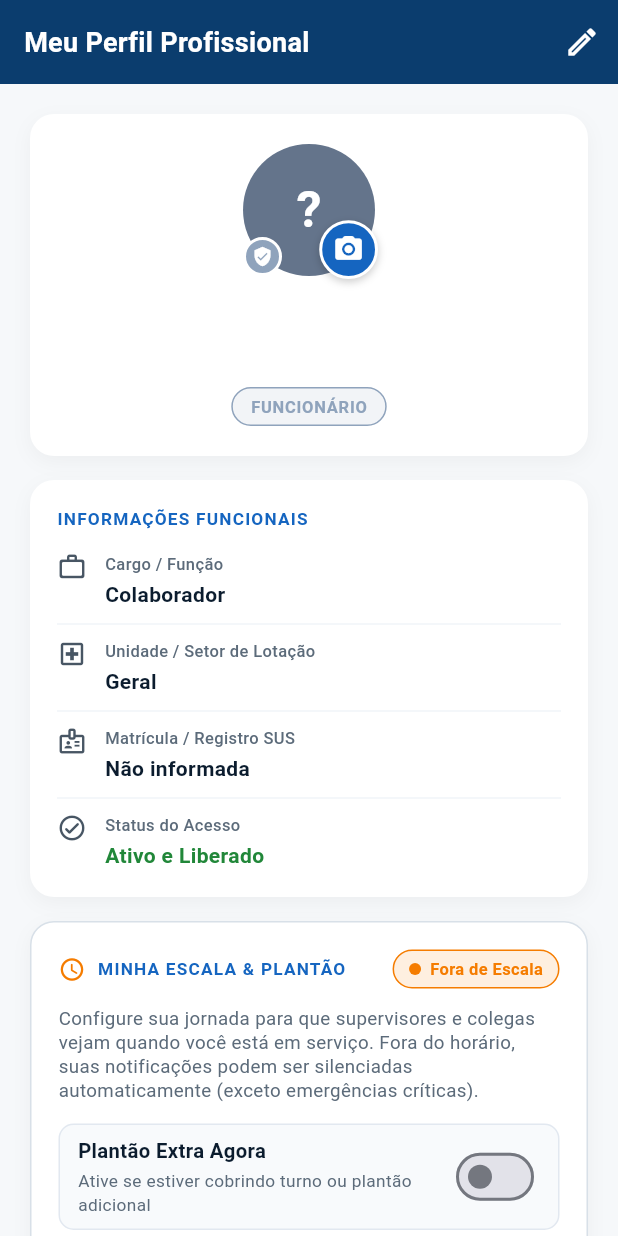
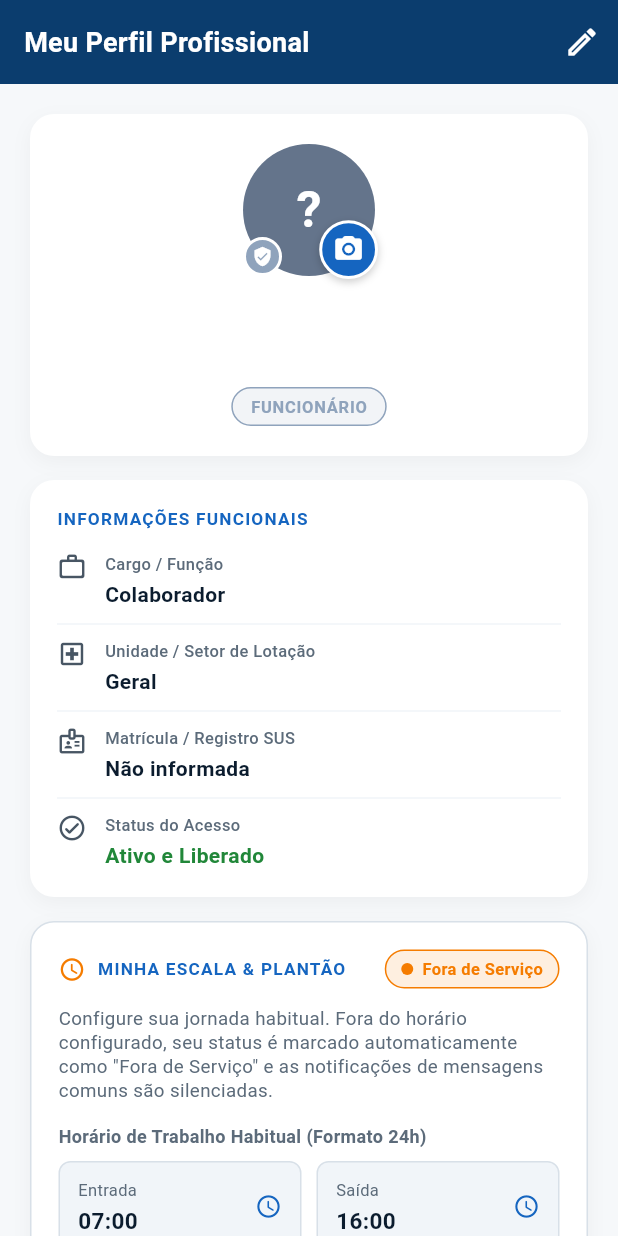
Before and after one commit to tecnicorikardo/conecta-saude, a Flutter app: the ProfilePage screen opened by its route, on a phone screen of 412 x 824 dp. Run offline on Flutter 3.47's test engine with Material 3 defaults, Android fonts, the phone set to English and light mode, and no system bars; our stand-ins replace audioplayers, dartz, dio, equatable, firebase_auth, firebase_core and 5 more; missing offline and left inert: dart:js_interop, record; accounts and stored records are empty; network calls fail.

Commit message:
feat(schedule): remover plantao extra, adicionar botao Salvar Escala e alerta de fim de expediente com 10s auto-offline

```diff
--- a/app/lib/features/auth/domain/entities/user_entity.dart
+++ b/app/lib/features/auth/domain/entities/user_entity.dart
@@ -18,6 +18,7 @@ class UserEntity extends Equatable {
   final String jornadaInicio; // "HH:mm", default "07:00"
   final String jornadaFim;    // "HH:mm", default "16:00"
   final String jornadaDias;   // "seg,ter,qua,qui,sex"
+  final DateTime? jornadaEstendidaAte; // Extensão de horas extras para o dia
   final bool emPlantaoExtra;
   final bool silenciarForaJornada;
   final bool ativo;
@@ -42,6 +43,7 @@ class UserEntity extends Equatable {
     this.jornadaInicio = '07:00',
     this.jornadaFim = '16:00',
     this.jornadaDias = 'seg,ter,qua,qui,sex',
+    this.jornadaEstendidaAte,
     this.emPlantaoExtra = false,
     this.silenciarForaJornada = true,
     required this.ativo,
@@ -77,6 +79,12 @@ class UserEntity extends Equatable {
     if (!ativo) return false;
 
     final now = DateTime.now();
+
+    // Se houve prorrogação/extensão de horas no fim do expediente e ainda está válida hoje
+    if (jornadaEstendidaAte != null && now.isBefore(jornadaEstendidaAte!)) {
+      return true;
+    }
+
     // 1=seg, 2=ter, 3=qua, 4=qui, 5=sex, 6=sab, 7=dom
     final dayCodes = {
       1: 'seg',
@@ -115,15 +123,21 @@ class UserEntity extends Equatable {
   String get workStatusLabel {
     if (!ativo) return 'Inativo';
     if (emPlantaoExtra) return 'Em Plantão Extra';
+    if (jornadaEstendidaAte != null && DateTime.now().isBefore(jornadaEstendidaAte!)) {
+      return 'Em Serviço (Hora Extra)';
+    }
     if (isCurrentlyWorking) return 'Em Serviço';
-    return 'Fora de Escala';
+    return 'Fora de Serviço';
   }
 
   Color get workStatusColor {
     if (!ativo) return const Color(0xFF9E9E9E);
     if (emPlantaoExtra) return const Color(0xFF0288D1); // Azul plantão extra
+    if (jornadaEstendidaAte != null && DateTime.now().isBefore(jornadaEstendidaAte!)) {
+      return const Color(0xFF2E7D32); // Verde SUS
+    }
     if (isCurrentlyWorking) return const Color(0xFF2E7D32); // Verde SUS em serviço
-    return const Color(0xFFF57C00); // Laranja fora de escala
+    return const Color(0xFFF57C00); // Laranja fora de serviço
   }
 
   UserEntity copyWith({
@@ -143,6 +157,7 @@ class UserEntity extends Equatable {
     String? jornadaInicio,
     String? jornadaFim,
     String? jornadaDias,
+    DateTime? jornadaEstendidaAte,
     bool? emPlantaoExtra,
     bool? silenciarForaJornada,
     bool? ativo,
@@ -167,6 +182,7 @@ class UserEntity extends Equatable {
       jornadaInicio: jornadaInicio ?? this.jornadaInicio,
       jornadaFim: jornadaFim ?? this.jornadaFim,
       jornadaDias: jornadaDias ?? this.jornadaDias,
+      jornadaEstendidaAte: jornadaEstendidaAte ?? this.jornadaEstendidaAte,
       emPlantaoExtra: emPlantaoExtra ?? this.emPlantaoExtra,
       silenciarForaJornada: silenciarForaJornada ?? this.silenciarForaJornada,
       ativo: ativo ?? this.ativo,
@@ -194,6 +210,7 @@ class UserEntity extends Equatable {
       'jornadaInicio': jornadaInicio,
       'jornadaFim': jornadaFim,
       'jornadaDias': jornadaDias,
+      'jornadaEstendidaAte': jornadaEstendidaAte?.toIso8601String(),
       'emPlantaoExtra': emPlantaoExtra,
       'silenciarForaJornada': silenciarForaJornada,
       'ativo': ativo,
@@ -221,6 +238,9 @@ class UserEntity extends Equatable {
       jornadaInicio: json['jornadaInicio'] as String? ?? '07:00',
       jornadaFim: json['jornadaFim'] as String? ?? '16:00',
       jornadaDias: json['jornadaDias'] as String? ?? 'seg,ter,qua,qui,sex',
+      jornadaEstendidaAte: json['jornadaEstendidaAte'] != null
+          ? DateTime.tryParse(json['jornadaEstendidaAte'] as String)
+          : null,
       emPlantaoExtra: json['emPlantaoExtra'] as bool? ?? false,
       silenciarForaJornada: json['silenciarForaJornada'] as bool? ?? true,
       ativo: json['ativo'] as bool? ?? true,
@@ -252,6 +272,7 @@ class UserEntity extends Equatable {
         jornadaInicio,
         jornadaFim,
         jornadaDias,
+        jornadaEstendidaAte,
         emPlantaoExtra,
         silenciarForaJornada,
         ativo,
--- a/app/lib/features/auth/presentation/pages/register_page.dart
+++ b/app/lib/features/auth/presentation/pages/register_page.dart
@@ -805,6 +805,10 @@ class _RegisterPageState extends ConsumerState<RegisterPage> {
               final picked = await showTimePicker(
                 context: context,
                 initialTime: initial,
+                builder: (context, child) => MediaQuery(
+                  data: MediaQuery.of(context).copyWith(alwaysUse24HourFormat: true),
+                  child: child!,
+                ),
               );
               if (picked != null) {
                 final h = picked.hour.toString().padLeft(2, '0');
--- a/app/lib/features/profile/presentation/pages/profile_page.dart
+++ b/app/lib/features/profile/presentation/pages/profile_page.dart
@@ -27,6 +27,11 @@ class _ProfilePageState extends ConsumerState<ProfilePage> {
   bool _isSaving = false;
   bool _isRequestingPush = false;
   bool _isTestingPush = false;
+  String? _selectedInicio;
+  String? _selectedFim;
+  List<String>? _selectedDias;
+  bool? _selectedSilenciar;
+  bool _isSavingSchedule = false;
 
   Future<void> _pickImage(UserEntity user, ImageSource source) async {
     try {
@@ -182,6 +187,7 @@ class _ProfilePageState extends ConsumerState<ProfilePage> {
     bool? emPlantaoExtra,
     bool? silenciarForaJornada,
   }) async {
+    setState(() => _isSavingSchedule = true);
     final messenger = ScaffoldMessenger.of(context);
     try {
       final resp = await HttpService.instance.patch(
@@ -204,10 +210,21 @@ class _ProfilePageState extends ConsumerState<ProfilePage> {
         );
         ref.read(currentUserProvider.notifier).setUser(updatedUser);
         messenger.showSnackBar(
-          const SnackBar(
-            content: Text('Configurações de escala e plantão salvas!'),
+          SnackBar(
+            content: Row(
+              children: [
+                const Icon(Icons.check_circle_rounded, color: Colors.white),
+                const SizedBox(width: 8),
+                Expanded(
+                  child: Text(
+                    'Escala salva com sucesso! Seu status agora é: ${updatedUser.workStatusLabel}.',
+                    style: const TextStyle(fontWeight: FontWeight.w600),
+                  ),
+                ),
+              ],
+            ),
             backgroundColor: AppColors.success,
-            duration: Duration(seconds: 2),
+            duration: const Duration(seconds: 3),
           ),
         );
       }
@@ -218,6 +235,10 @@ class _ProfilePageState extends ConsumerState<ProfilePage> {
           backgroundColor: AppColors.error,
         ),
       );
+    } finally {
+      if (mounted) {
+        setState(() => _isSavingSchedule = false);
+      }
     }
   }
 
@@ -1328,7 +1349,11 @@ class _ProfilePageState extends ConsumerState<ProfilePage> {
   }
 
   Widget _buildScheduleCard(UserEntity user, bool isDark) {
-    final diasList = user.jornadaDias.toLowerCase().split(',').map((d) => d.trim()).toList();
+    final currentInicio = _selectedInicio ?? user.jornadaInicio;
+    final currentFim = _selectedFim ?? user.jornadaFim;
+    final currentDias = _selectedDias ?? user.jornadaDias.toLowerCase().split(',').map((d) => d.trim()).toList();
+    final currentSilenciar = _selectedSilenciar ?? user.silenciarForaJornada;
+
     final allDays = [
       {'code': 'seg', 'label': 'Seg'},
       {'code': 'ter', 'label': 'Ter'},
@@ -1412,7 +1437,7 @@ class _ProfilePageState extends ConsumerState<ProfilePage> {
           ),
           const SizedBox(height: 12),
           Text(
-            'Configure sua jornada para que supervisores e colegas vejam quando você está em serviço. Fora do horário, suas notificações podem ser silenciadas automaticamente (exceto emergências críticas).',
+            'Configure sua jornada habitual. Fora do horário configurado, seu status é marcado automaticamente como "Fora de Serviço" e as notificações de mensagens comuns são silenciadas.',
             style: TextStyle(
               fontSize: 12.5,
               color: isDark ? Colors.white60 : AppColors.textSecondary,
@@ -1421,54 +1446,9 @@ class _ProfilePageState extends ConsumerState<ProfilePage> {
           ),
           const SizedBox(height: 14),
 
-          // Plantão Extra Switch
-          Container(
-            padding: const EdgeInsets.symmetric(horizontal: 12, vertical: 8),
-            decoration: BoxDecoration(
-              color: user.emPlantaoExtra
-                  ? const Color(0xFFE1F5FE)
-                  : (isDark ? Colors.white10 : const Color(0xFFF8FAFC)),
-              borderRadius: BorderRadius.circular(10),
-              border: Border.all(
-                color: user.emPlantaoExtra
-                    ? const Color(0xFF0288D1)
-                    : (isDark ? Colors.white12 : const Color(0xFFE2E8F0)),
-              ),
-            ),
-            child: Row(
-              mainAxisAlignment: MainAxisAlignment.spaceBetween,
-              children: [
-                const Expanded(
-                  child: Column(
-                    crossAxisAlignment: CrossAxisAlignment.start,
-                    children: [
-                      Text(
-                        'Plantão Extra Agora',
-                        style: TextStyle(fontSize: 13.5, fontWeight: FontWeight.w700),
-                      ),
-                      SizedBox(height: 2),
-                      Text(
-                        'Ative se estiver cobrindo turno ou plantão adicional',
-                        style: TextStyle(fontSize: 11.5, color: AppColors.textSecondary),
-                      ),
-                    ],
-                  ),
-                ),
-                Switch(
-                  value: user.emPlantaoExtra,
-                  activeColor: const Color(0xFF0288D1),
-                  onChanged: (val) {
-                    _updateSchedule(user: user, emPlantaoExtra: val);
-                  },
-                ),
-              ],
-            ),
-          ),
-          const SizedBox(height: 14),
-
           // Horários de Entrada e Saída
           const Text(
-            'Horário de Trabalho Habitual',
+            'Horário de Trabalho Habitual (Formato 24h)',
             style: TextStyle(fontSize: 12, fontWeight: FontWeight.w600, color: AppColors.textSecondary),
           ),
           const SizedBox(height: 8),
@@ -1477,16 +1457,23 @@ class _ProfilePageState extends ConsumerState<ProfilePage> {
               Expanded(
                 child: _buildTimeButton(
                   label: 'Entrada',
-                  time: user.jornadaInicio,
+                  time: currentInicio,
                   isDark: isDark,
                   onTap: () async {
-                    final parts = user.jornadaInicio.split(':').map((e) => int.tryParse(e) ?? 0).toList();
+                    final parts = currentInicio.split(':').map((e) => int.tryParse(e) ?? 0).toList();
                     final initial = TimeOfDay(hour: parts.isNotEmpty ? parts[0] : 7, minute: parts.length > 1 ? parts[1] : 0);
-                    final picked = await showTimePicker(context: context, initialTime: initial);
+                    final picked = await showTimePicker(
+                      context: context,
+                      initialTime: initial,
+                      builder: (context, child) => MediaQuery(
+                        data: MediaQuery.of(context).copyWith(alwaysUse24HourFormat: true),
+                        child: child!,
+                      ),
+                    );
                     if (picked != null) {
                       final h = picked.hour.toString().padLeft(2, '0');
                       final m = picked.minute.toString().padLeft(2, '0');
-                      _updateSchedule(user: user, jornadaInicio: '$h:$m');
+                      setState(() => _selectedInicio = '$h:$m');
                     }
                   },
                 ),
@@ -1495,16 +1482,23 @@ class _ProfilePageState extends ConsumerState<ProfilePage> {
               Expanded(
                 child: _buildTimeButton(
                   label: 'Saída',
-                  time: user.jornadaFim,
+                  time: currentFim,
                   isDark: isDark,
                   onTap: () async {
-                    final parts = user.jornadaFim.split(':').map((e) => int.tryParse(e) ?? 0).toList();
+                    final parts = currentFim.split(':').map((e) => int.tryParse(e) ?? 0).toList();
                     final initial = TimeOfDay(hour: parts.isNotEmpty ? parts[0] : 16, minute: parts.length > 1 ? parts[1] : 0);
-                    final picked = await showTimePicker(context: context, initialTime: initial);
+                    final picked = await showTimePicker(
+                      context: context,
+                      initialTime: initial,
+                      builder: (context, child) => MediaQuery(
+                        data: MediaQuery.of(context).copyWith(alwaysUse24HourFormat: true),
+                        child: child!,
+                      ),
+                    );
                     if (picked != null) {
                       final h = picked.hour.toString().padLeft(2, '0');
                       final m = picked.minute.toString().padLeft(2, '0');
-                      _updateSchedule(user: user, jornadaFim: '$h:$m');
+                      setState(() => _selectedFim = '$h:$m');
                     }
                   },
                 ),
@@ -1524,7 +1518,7 @@ class _ProfilePageState extends ConsumerState<ProfilePage> {
             runSpacing: 6,
             children: allDays.map((d) {
               final code = d['code']!;
-              final isSelected = diasList.contains(code);
+              final isSelected = currentDias.contains(code);
               return FilterChip(
                 label: Text(d['label']!),
                 selected: isSelected,
@@ -1536,14 +1530,14 @@ class _ProfilePageState extends ConsumerState<ProfilePage> {
                   color: isSelected ? AppColors.primary : (isDark ? Colors.white70 : AppColors.neutral900),
                 ),
                 onSelected: (selected) {
-                  final newDias = List<String>.from(diasList);
+                  final newDias = List<String>.from(currentDias);
                   if (selected) {
                     if (!newDias.contains(code)) newDias.add(code);
                   } else {
                     newDias.remove(code);
                   }
                   if (newDias.isNotEmpty) {
-                    _updateSchedule(user: user, jornadaDias: newDias.join(','));
+                    setState(() => _selectedDias = newDias);
                   }
                 },
               );
@@ -1580,13 +1574,48 @@ class _ProfilePageState extends ConsumerState<ProfilePage> {
                   ),
                 ),
                 Switch(
-                  value: user.silenciarForaJornada,
+                  value: currentSilenciar,
                   activeColor: AppColors.primary,
                   onChanged: (val) {
-                    _updateSchedule(user: user, silenciarForaJornada: val);
+                    setState(() => _selectedSilenciar = val);
                   },
                 ),
               ],
+            ),
+          ),
+          const SizedBox(height: 16),
+
+          // ─── Botão Explícito "Salvar Escala" ───────────────────────────
+          SizedBox(
+            width: double.infinity,
+            child: ElevatedButton.icon(
+              onPressed: _isSavingSchedule
+                  ? null
+                  : () => _updateSchedule(
+                        user: user,
+                        jornadaInicio: currentInicio,
+                        jornadaFim: currentFim,
+                        jornadaDias: currentDias.join(','),
+                        silenciarForaJornada: currentSilenciar,
+                      ),
+              icon: _isSavingSchedule
+                  ? const SizedBox(
+                      width: 18,
+                      height: 18,
+                      child: CircularProgressIndicator(strokeWidth: 2, color: Colors.white),
+                    )
+                  : const Icon(Icons.save_rounded, size: 20),
+              label: Text(
+                _isSavingSchedule ? 'Salvando Escala...' : 'Salvar Escala & Horários',
+                style: const TextStyle(fontWeight: FontWeight.bold, fontSize: 13.5),
+              ),
+              style: ElevatedButton.styleFrom(
+                backgroundColor: AppColors.primary,
+                foregroundColor: Colors.white,
+                padding: const EdgeInsets.symmetric(vertical: 14),
+                shape: RoundedRectangleBorder(borderRadius: BorderRadius.circular(10)),
+                elevation: 1,
+              ),
             ),
           ),
         ],
```
Also changed, not shown: app/lib/core/widgets/main_shell.dart (+72 -0 lines), app/lib/features/profile/presentation/widgets/shift_end_dialog.dart (added, +380 -0 lines), e2e/e2e/profile_schedule_verification.png, 1 other file.
